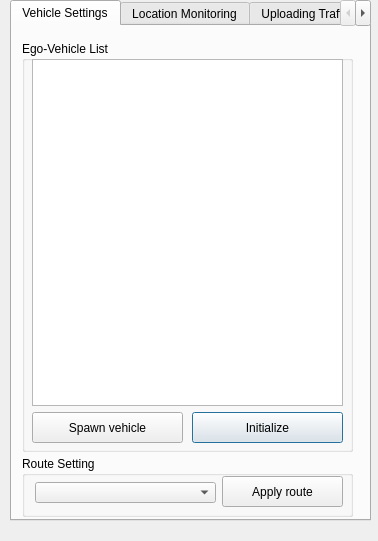
First picture: the form in PythonAPI/examples/Carla_UI.ui, repository Jinviz/carla-simulator, before the edit.
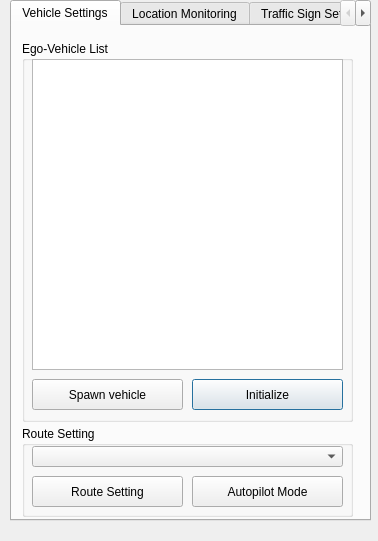
Second picture: the form after the edit.

The edit to the form file:
```diff
--- a/PythonAPI/examples/Carla_UI.ui
+++ b/PythonAPI/examples/Carla_UI.ui
@@ -35,7 +35,7 @@
        <x>10</x>
        <y>15</y>
        <width>331</width>
-       <height>411</height>
+       <height>381</height>
       </rect>
      </property>
      <property name="title">
@@ -45,7 +45,7 @@
       <property name="geometry">
        <rect>
         <x>170</x>
-        <y>371</y>
+        <y>338</y>
         <width>151</width>
         <height>31</height>
        </rect>
@@ -63,7 +63,7 @@
         <x>10</x>
         <y>18</y>
         <width>311</width>
-        <height>347</height>
+        <height>311</height>
        </rect>
       </property>
      </widget>
@@ -71,7 +71,7 @@
       <property name="geometry">
        <rect>
         <x>10</x>
-        <y>371</y>
+        <y>338</y>
         <width>151</width>
         <height>31</height>
        </rect>
@@ -88,40 +88,56 @@
      <property name="geometry">
       <rect>
        <x>10</x>
-       <y>430</y>
+       <y>400</y>
        <width>331</width>
-       <height>61</height>
+       <height>91</height>
       </rect>
      </property>
      <property name="title">
       <string>Route Setting</string>
      </property>
-     <widget class="QPushButton" name="pushButton_apply_Vehicle">
-      <property name="geometry">
-       <rect>
-        <x>200</x>
-        <y>20</y>
-        <width>121</width>
-        <height>31</height>
-       </rect>
-      </property>
-      <property name="acceptDrops">
-       <bool>false</bool>
-      </property>
-      <property name="text">
-       <string>Apply route</string>
-      </property>
-     </widget>
      <widget class="QComboBox" name="SelectVehicleComboBox">
       <property name="geometry">
        <rect>
-        <x>13</x>
-        <y>26</y>
-        <width>181</width>
+        <x>10</x>
+        <y>20</y>
+        <width>311</width>
         <height>21</height>
        </rect>
       </property>
      </widget>
+     <widget class="QPushButton" name="pushButton_autopilot_vehicle">
+      <property name="geometry">
+       <rect>
+        <x>170</x>
+        <y>50</y>
+        <width>151</width>
+        <height>31</height>
+       </rect>
+      </property>
+      <property name="acceptDrops">
+       <bool>false</bool>
+      </property>
+      <property name="text">
+       <string>Autopilot Mode</string>
+      </property>
+     </widget>
+     <widget class="QPushButton" name="pushButton_route_Vehicle">
+      <property name="geometry">
+       <rect>
+        <x>10</x>
+        <y>50</y>
+        <width>151</width>
+        <height>31</height>
+       </rect>
+      </property>
+      <property name="acceptDrops">
+       <bool>false</bool>
+      </property>
+      <property name="text">
+       <string>Route Setting</string>
+      </property>
+     </widget>
     </widget>
    </widget>
    <widget class="QWidget" name="tab_3">
@@ -164,7 +180,7 @@
    </widget>
    <widget class="QWidget" name="tab_5">
     <attribute name="title">
-     <string>Uploading Traffic Sign</string>
+     <string>Traffic Sign Settings</string>
     </attribute>
     <widget class="QGroupBox" name="groupBox_10">
      <property name="geometry">
```
